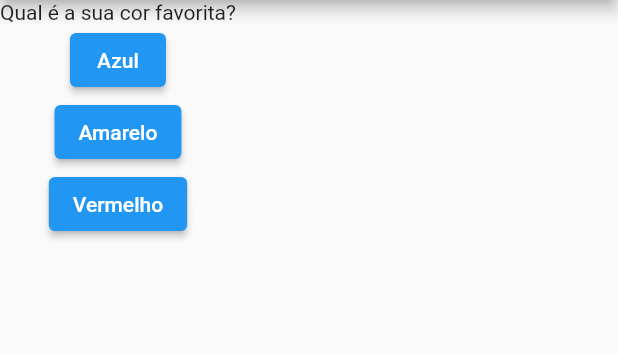
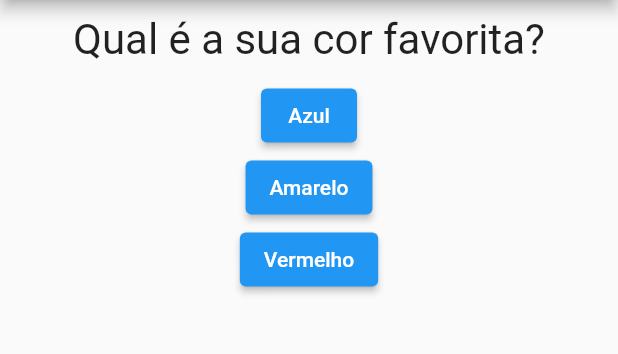
Before and after one commit to oscarbfs/app_perguntas, a Flutter app: the screen it shows after launch, on a phone screen of 412 x 824 dp, the part 84-438 px from its top. Run offline on Flutter 3.47's test engine with Material 2 defaults, Android fonts, the phone set to English and light mode, and no system bars.

Commit message:
Aplicando Estilo ao Widget Questão

```diff
--- a/lib/questao.dart
+++ b/lib/questao.dart
@@ -7,6 +7,14 @@ class Questao extends StatelessWidget {
 
   @override
   Widget build(BuildContext context) {
-    return Text(texto);
+    return Container(
+      width: double.infinity,
+      margin: EdgeInsets.all(10),
+      child: Text(
+        texto,
+        style: TextStyle(fontSize: 28),
+        textAlign: TextAlign.center,
+      ),
+    );
   }
 }
```
